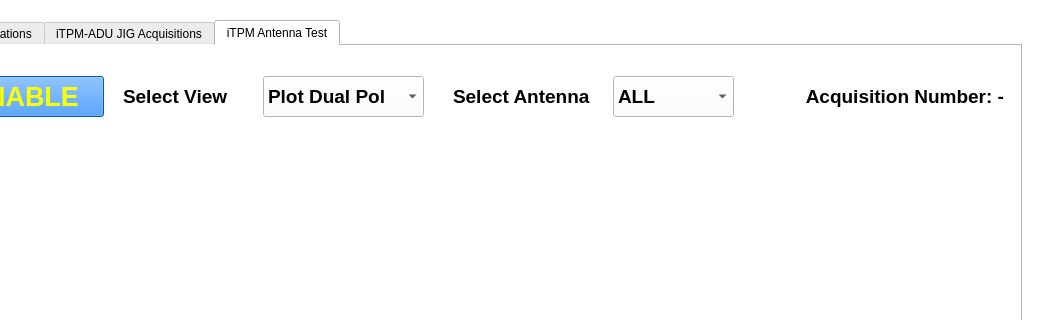
Before: the Qt Designer form tpm_test.ui in amattana/PySKA, drawn with Qt 5; both pictures show x 109 to 1150 and y 0 to 320 of the 1150 by 749 pixel window.
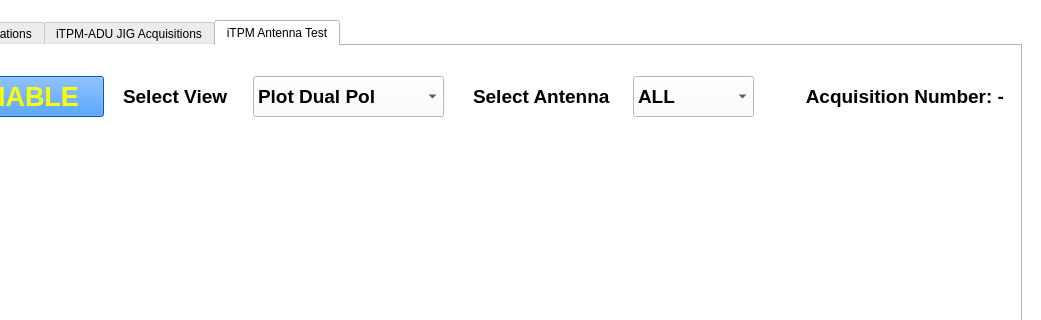
After: the same form once the commit is applied. The open tabs and pages were chosen to show the change.

Commit message: Updated ADU RMS, Power dBm

The edit to the form file:
```diff
--- a/tpm_test.ui
+++ b/tpm_test.ui
@@ -2567,9 +2567,9 @@
     <widget class="QComboBox" name="qcombo_ant_view">
      <property name="geometry">
       <rect>
-       <x>350</x>
+       <x>340</x>
        <y>30</y>
-       <width>161</width>
+       <width>191</width>
        <height>41</height>
       </rect>
      </property>
@@ -2609,7 +2609,7 @@
       <rect>
        <x>210</x>
        <y>30</y>
-       <width>131</width>
+       <width>111</width>
        <height>41</height>
       </rect>
      </property>
@@ -2712,9 +2712,9 @@
     <widget class="QLabel" name="qlabel_ant_num">
      <property name="geometry">
       <rect>
-       <x>840</x>
+       <x>860</x>
        <y>30</y>
-       <width>251</width>
+       <width>231</width>
        <height>41</height>
       </rect>
      </property>
@@ -2735,7 +2735,7 @@
     <widget class="QLabel" name="qlabel_ant_view_2">
      <property name="geometry">
       <rect>
-       <x>540</x>
+       <x>560</x>
        <y>30</y>
        <width>161</width>
        <height>41</height>
@@ -2758,7 +2758,7 @@
     <widget class="QComboBox" name="qcombo_ant_select">
      <property name="geometry">
       <rect>
-       <x>700</x>
+       <x>720</x>
        <y>30</y>
        <width>121</width>
        <height>41</height>
```
Left out of the diff: 17 changed lines with no effect on the pictures. The commit also changes 1 other file.
